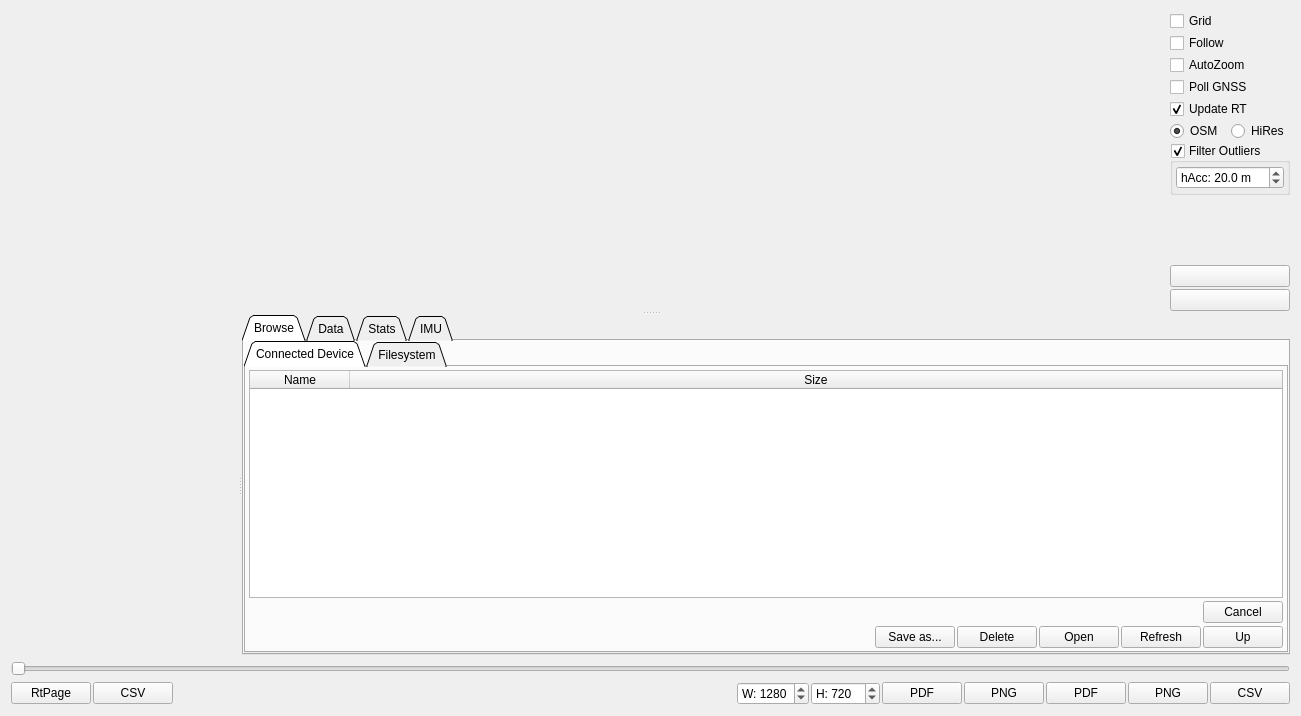
Above: pages/pageloganalysis.ui from vedderb/vesc_tool before the change. Below: the same form after it.
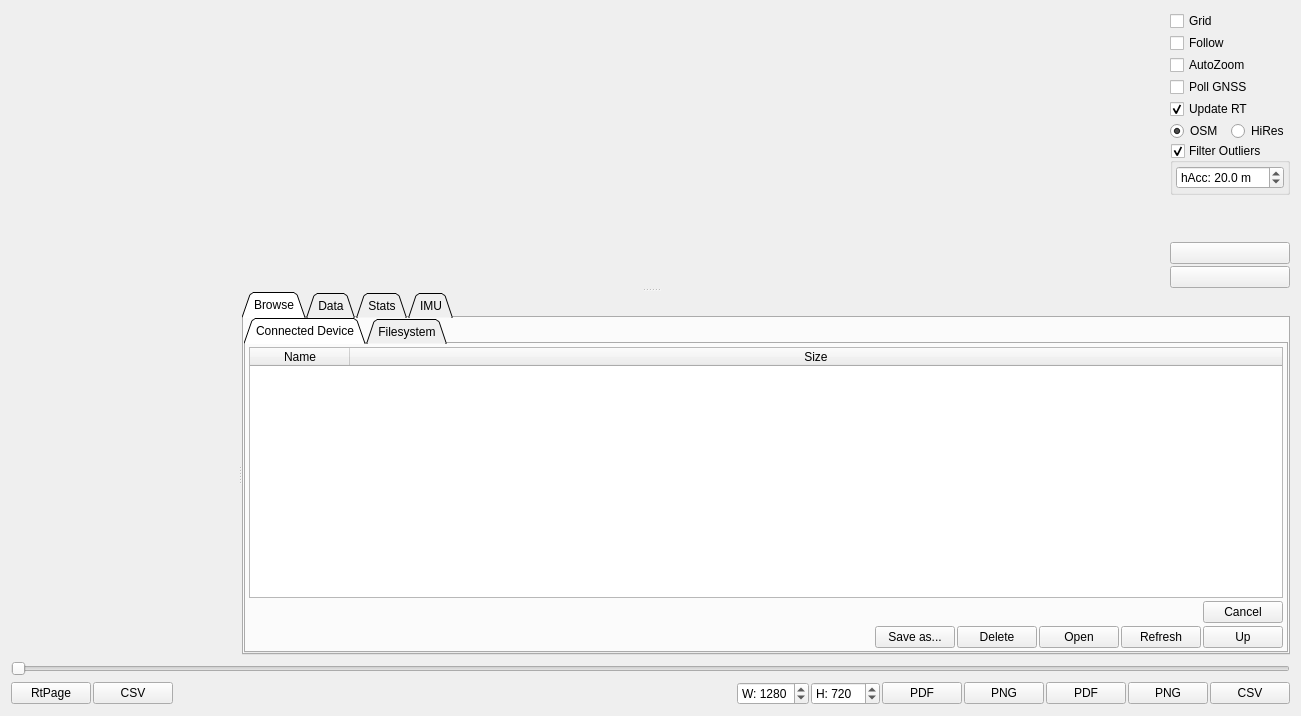
That is the form after the change. The open tabs and pages were chosen to show the change. Icons and pictures are not drawn. Custom widgets are drawn as their Qt base class.

Commit message: Minor fixes on PR changes, remember checked boxes when opening new plot

The edit to the form file:
```diff
--- a/pages/pageloganalysis.ui
+++ b/pages/pageloganalysis.ui
@@ -20,7 +20,7 @@
       <enum>Qt::Orientation::Vertical</enum>
      </property>
      <widget class="QWidget" name="layoutWidget">
-      <layout class="QHBoxLayout" name="horizontalLayout_2">
+      <layout class="QHBoxLayout" name="horizontalLayout_2" stretch="1,0">
        <item>
         <widget class="MapWidget" name="map" native="true">
          <property name="sizePolicy">
@@ -32,7 +32,7 @@
         </widget>
        </item>
        <item>
-        <layout class="QVBoxLayout" name="verticalLayout_2">
+        <layout class="QVBoxLayout" name="verticalLayout_2" stretch="0,0,0,0,0,0,0,1,0,0">
          <property name="spacing">
           <number>2</number>
          </property>
@@ -173,11 +173,8 @@
            <property name="orientation">
             <enum>Qt::Orientation::Vertical</enum>
            </property>
-           <property name="sizeHint" stdset="0">
-            <size>
-             <width>20</width>
-             <height>40</height>
-            </size>
+           <property name="sizeType">
+            <enum>QSizePolicy::Policy::MinimumExpanding</enum>
            </property>
           </spacer>
          </item>
```
Left out of the diff: 8 changed lines with no effect on the pictures. The commit also changes 2 other files.
